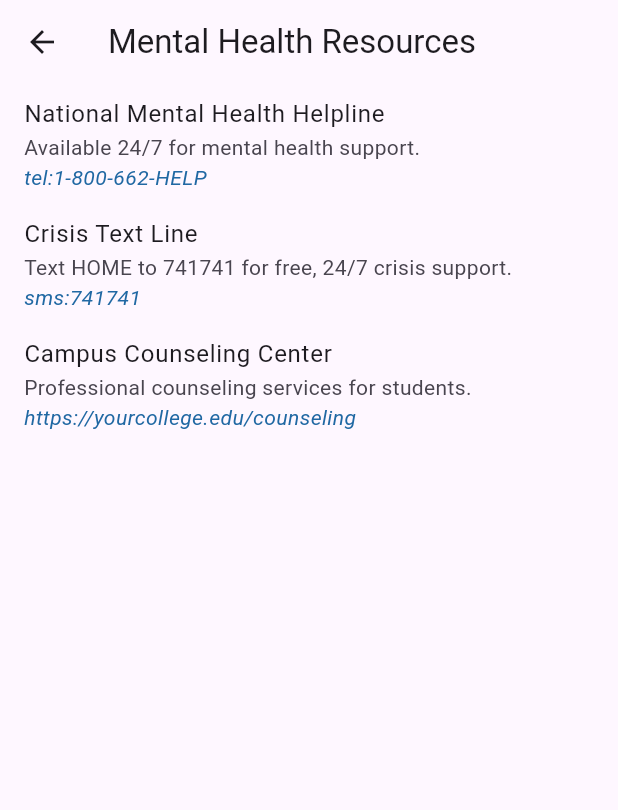
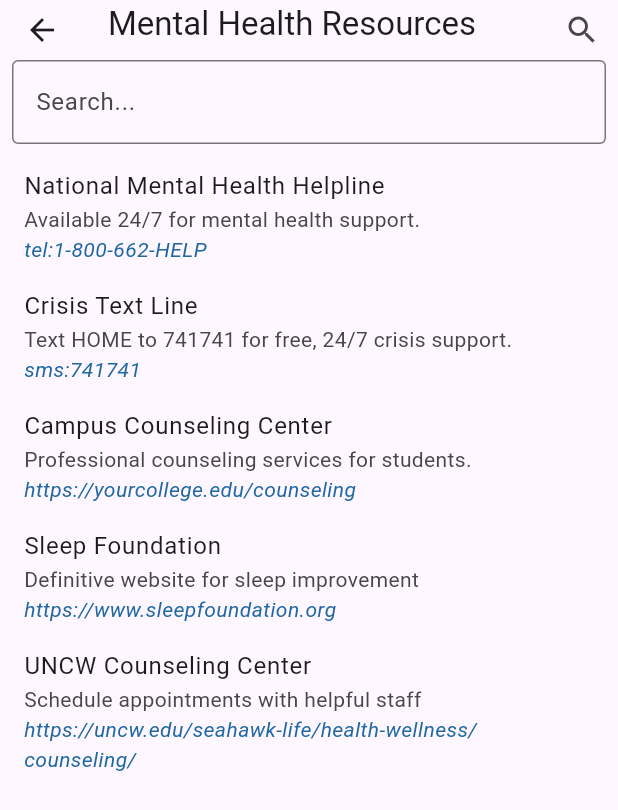
Before and after one commit to WillssEdgar/MoodWaves, a Flutter app: the ResourcesPage screen opened directly, on a phone screen of 412 x 824 dp. Shown: the top 810 px of the screen. Run offline on Flutter 3.47's test engine with Material 3 defaults, Android fonts, the phone set to English and light mode, and no system bars; missing offline and left inert: dart:html.

Commit message:
Search Bar Addition
Added non-functional searchbar and more resources

```diff
--- a/lib/classes/resource_Class.dart
+++ b/lib/classes/resource_Class.dart
@@ -17,8 +17,8 @@ var sampleLists = [
     Resource(resourceName:"National Mental Health Helpline", resourceNum: 2341414, resourceDesc: "Available 24/7 for mental health support.", resourceURL: "tel:1-800-662-HELP"),
     Resource(resourceName: "Crisis Text Line", resourceNum: 00002, resourceDesc: "Text HOME to 741741 for free, 24/7 crisis support.", resourceURL: "sms:741741"),
     Resource(resourceName: "Campus Counseling Center", resourceNum: 00003, resourceDesc: "Professional counseling services for students.",resourceURL: "https://yourcollege.edu/counseling"),
-
-
+    Resource(resourceName: "Sleep Foundation", resourceNum: 00004, resourceDesc: "Definitive website for sleep improvement", resourceURL: "https://www.sleepfoundation.org"),
+    Resource(resourceName: "UNCW Counseling Center", resourceNum: 00005, resourceDesc: "Schedule appointments with helpful staff", resourceURL: "https://uncw.edu/seahawk-life/health-wellness/counseling/")
 ];
 
 
--- a/lib/screens/resources.dart
+++ b/lib/screens/resources.dart
@@ -1,6 +1,6 @@
 import 'package:flutter/material.dart';
 import 'package:mood_waves/classes/resource_Class.dart';
-
+// import linkify library - web and email
 
 class SearchBarApp extends StatefulWidget{
   const SearchBarApp({super.key});
@@ -61,12 +61,32 @@ class _SearchBarAppState extends State<SearchBarApp> {
 
 class ResourcesPage extends StatelessWidget {
   final List<Resource> resources = sampleLists;
-
+// Most of searchbar design from ChatGPT
   @override
   Widget build(BuildContext context) {
     return Scaffold(
       appBar: AppBar(
         title: const Text('Mental Health Resources'),
+        actions: [
+            IconButton(
+              icon: Icon(Icons.search),
+              onPressed: () {
+                // Implement search functionality
+              },
+            ),
+          ],
+          bottom: const PreferredSize(
+            preferredSize: Size.fromHeight(48.0),
+            child: Padding(
+              padding: const EdgeInsets.all(8.0),
+              child: TextField(
+                decoration: InputDecoration(
+                  hintText: 'Search...',
+                  border: OutlineInputBorder(),
+                ),
+              ),
+            ),
+          ),
       ),
       body:
       //SearchBarApp;
@@ -80,9 +100,9 @@ class ResourcesPage extends StatelessWidget {
              children: [
           Text(resource.resourceDesc),
           Text(resource.resourceURL,
-            style: TextStyle(
+            style: const TextStyle(
               fontStyle: FontStyle.italic,
-              color: const Color.fromARGB(255, 32, 104, 163),
+              color: Color.fromARGB(255, 32, 104, 163),
             ),
           ),
         ],
```
